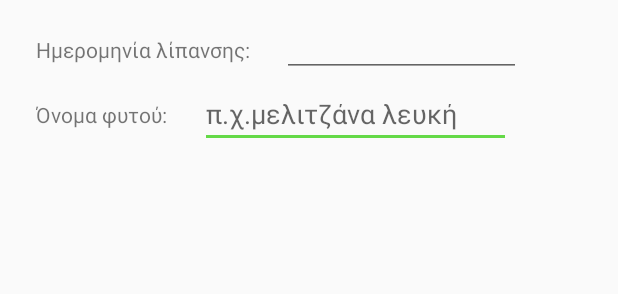
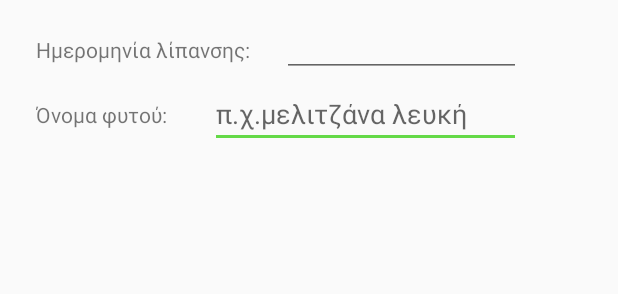
Before and after one commit to terilias/PlantApp2, an Android app: the layout activity_fertilizer.xml on its own in the app's theme, with its tools: preview values and no code run, on a phone screen of 412 x 824 dp. Shown: the part 212-506 px from the top of the screen. Run offline under Robolectric (Android 15) with nearby library versions, the phone set to English and light mode, and no system bars.

```diff
--- a/app/src/main/res/layout/activity_fertilizer.xml
+++ b/app/src/main/res/layout/activity_fertilizer.xml
@@ -19,7 +19,7 @@
         android:inputType="textPersonName"
         android:labelFor="@id/textView5"
         app:layout_constraintEnd_toEndOf="parent"
-        app:layout_constraintHorizontal_bias="0.18"
+        app:layout_constraintHorizontal_bias="0.263"
         app:layout_constraintStart_toEndOf="@+id/textView5"
         app:layout_constraintTop_toBottomOf="@+id/editTextFertilDate" />
 
```
